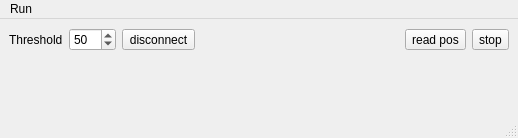
First picture: the form in src/motioncontrol/controller.ui, repository kmnhan/1KARPES_DAQ, before the edit.
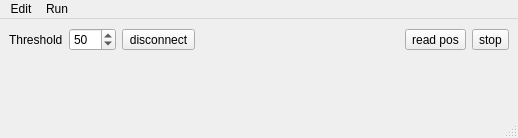
Second picture: the form after the edit. Custom widgets are drawn as their Qt base class.

Commit message: feat: add action to set target to current

```diff
--- a/src/motioncontrol/controller.ui
+++ b/src/motioncontrol/controller.ui
@@ -107,6 +107,13 @@
     <addaction name="actionreadpos"/>
     <addaction name="actionreadcap"/>
    </widget>
+   <widget class="QMenu" name="menuEdit">
+    <property name="title">
+     <string>Edit</string>
+    </property>
+    <addaction name="actiontargetcurr"/>
+   </widget>
+   <addaction name="menuEdit"/>
    <addaction name="menurun"/>
   </widget>
   <widget class="QStatusBar" name="statusbar"/>
```
Left out of the diff: 5 changed lines with no effect on the pictures. The commit also changes 2 other files.
